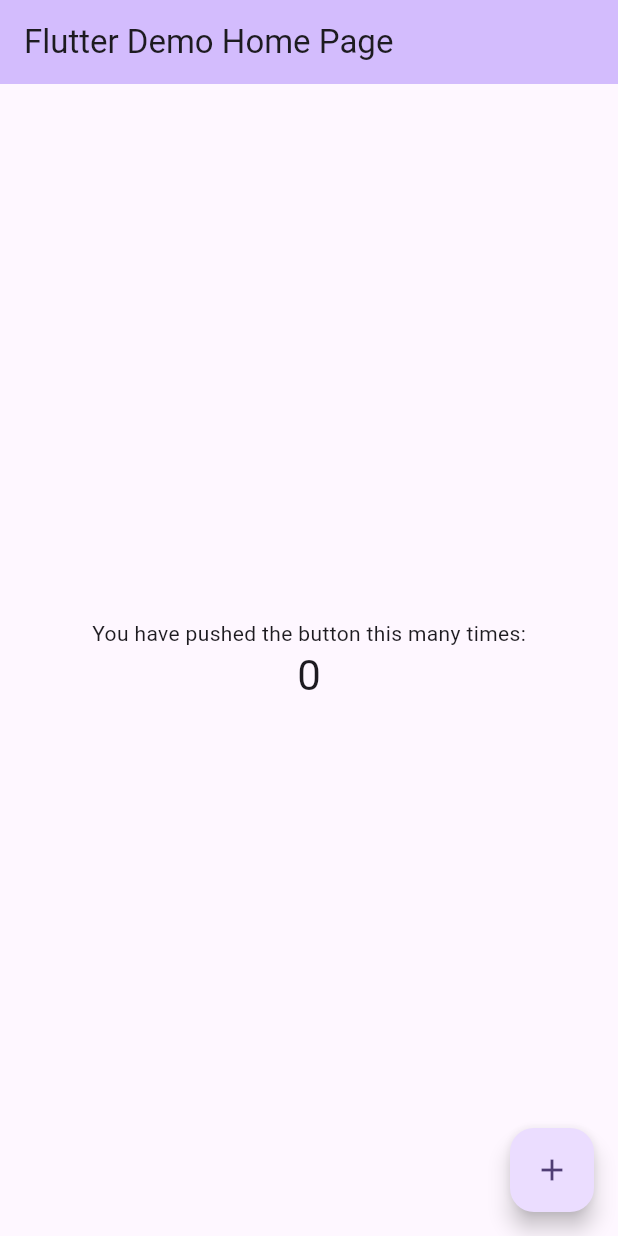
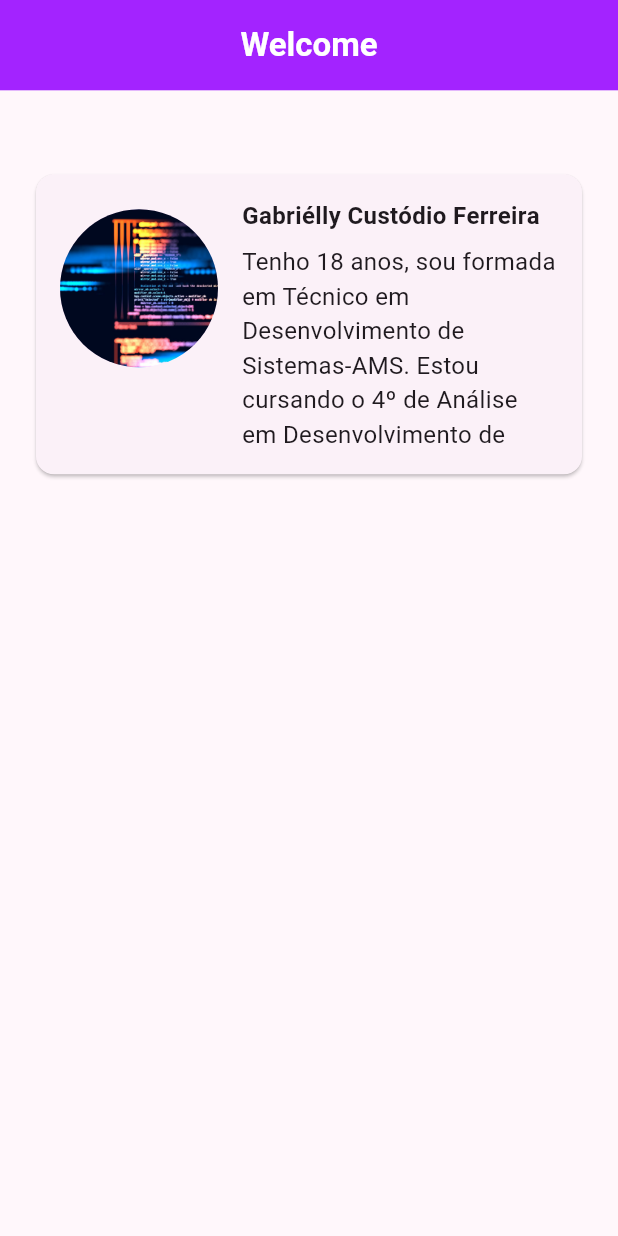
Before and after one commit to gabyferr/Portifolio, a Flutter app: the screen it shows after launch, on a phone screen of 412 x 824 dp. Run offline on Flutter 3.47's test engine with Material 2 defaults, Android fonts, the phone set to English and light mode, and no system bars; our stand-ins replace flutter_modular.

Commit message:
criação da bio.

```diff
--- /dev/null
+++ b/portifolio/lib/app/component/app_bar.dart
@@ -0,0 +1,12 @@
+import 'package:flutter/material.dart';
+
+class AppBar extends StatelessWidget {
+  const AppBar ({super.key});
+
+  @override
+  Widget build(BuildContext context) {
+    return const Scaffold(
+
+    );
+  }
+}
--- /dev/null
+++ b/portifolio/lib/app/config/app_module.dart
@@ -0,0 +1,14 @@
+import 'package:flutter_modular/flutter_modular.dart';
+import 'package:portifolio/app/module/home/home_page.dart';
+
+class AppModule extends Module {
+  @override
+  List<Bind<Object>> get binds => [
+
+      ];
+
+  @override
+  List<ModularRoute> get routes => [
+        ChildRoute('/home', child: (context, args) => const HomePage()),
+      ];
+}
--- /dev/null
+++ b/portifolio/lib/app/config/app_widget.dart
@@ -0,0 +1,35 @@
+import 'dart:ui';
+
+import 'package:flutter/material.dart';
+import 'package:flutter_modular/flutter_modular.dart';
+
+class AppWidget extends StatelessWidget {
+  const AppWidget({Key? key}) : super(key: key);
+
+  @override
+  Widget build(BuildContext context) {
+    Modular.setInitialRoute('/home');
+    return MaterialApp.router(
+      title: 'App',
+      theme: ThemeData(
+        useMaterial3: true,
+        colorSchemeSeed: const Color(0xFFC710FF),
+      ),
+      scrollBehavior: CustomScrollBehavior(),
+      debugShowCheckedModeBanner: false,
+      routeInformationParser: Modular.routeInformationParser,
+      routerDelegate: Modular.routerDelegate,
+    ); //added by extension
+  }
+}
+
+class CustomScrollBehavior extends MaterialScrollBehavior {
+  @override
+  Set<PointerDeviceKind> get dragDevices => {
+        PointerDeviceKind.touch,
+        PointerDeviceKind.mouse,
+        PointerDeviceKind.trackpad,
+        PointerDeviceKind.unknown,
+        PointerDeviceKind.stylus
+      };
+}
--- a/portifolio/lib/app/module/home/home_page.dart
+++ b/portifolio/lib/app/module/home/home_page.dart
@@ -0,0 +1,111 @@
+import 'package:flutter/material.dart';
+
+class HomePage extends StatelessWidget {
+  const HomePage({super.key});
+
+  @override
+  Widget build(BuildContext context) {
+    return Scaffold(
+      // bottomSheet:CircleAvatar(foregroundImage: AssetImage('assets/img/img_fundo.jpg')) ,
+      appBar: AppBar(
+        title: const Text(
+          "Welcome",
+          style: TextStyle(
+            color: Colors.white,
+            fontWeight: FontWeight.bold,
+          ),
+        ),
+        titleSpacing: 00.0,
+        centerTitle: true,
+        toolbarHeight: 60.2,
+        toolbarOpacity: 0.8,
+        // shape: const RoundedRectangleBorder(
+        //     borderRadius: BorderRadius.only(
+        //         bottomRight: Radius.circular(25),
+        //         bottomLeft: Radius.circular(25)),
+        //   ),
+        elevation: 0.00,
+        backgroundColor: const Color(0xFFA323FF),
+      ),
+      body: Column(
+        children: [
+          Column(
+            children: [
+              Padding(
+                padding: const EdgeInsets.only(top: 40, left: 8, right: 8),
+                child: Card(
+                  margin: const EdgeInsets.all(16.0),
+                  child: Wrap(
+                    children: [
+                      Center(
+                        child: Container(
+                          width: double.infinity,
+                          height: 200.0,
+                          padding: const EdgeInsets.all(16.0),
+                          child: LayoutBuilder(builder: (context, constraints) {
+                            final avatarSize =
+                                constraints.maxWidth > 700 ? 120.0 : 60.0;
+                            final fontSize =
+                                constraints.maxWidth > 700 ? 24.0 : 16.0;
+
+                            return SingleChildScrollView(
+                              child: Row(
+                                crossAxisAlignment: CrossAxisAlignment.start,
+                                children: [
+                                  Expanded(
+                                    flex: 1,
+                                    child: Column(
+                                      mainAxisAlignment:
+                                          MainAxisAlignment.center,
+                                      children: [
+                                        CircleAvatar(
+                                          radius: avatarSize,
+                                          backgroundImage: const AssetImage(
+                                              'assets/img/img_fundo.jpg'),
+                                        ),
+                                      ],
+                                    ),
+                                  ),
+                                  const SizedBox(width: 16.0),
+                                  Expanded(
+                                    flex: 2,
+                                    child: Column(
+                                      crossAxisAlignment:
+                                          CrossAxisAlignment.start,
+                                      children: [
+                                        Text(
+                                          "Gabriélly Custódio Ferreira",
+                                          style: TextStyle(
+                                            fontWeight: FontWeight.bold,
+                                            fontSize: fontSize,
+                                          ),
+                                        ),
+                                        const SizedBox(height: 8.0),
+                                        Text(
+                                          'Tenho 18 anos, sou formada em Técnico em Desenvolvimento de Sistemas-AMS. Estou cursando'
+                                          ' o 4º de Análise em Desenvolvimento de Sistemas-AMS na FATEC Jales. Atualmente estou estagiando como'
+                                          ' desenvolvedora na Precisão Sistemas em Jales-SP. Pretendo seguir na área de desenvolvimento mobile.',
+                                          style: TextStyle(
+                                            fontSize: fontSize,
+                                          ),
+                                        ),
+                                      ],
+                                    ),
+                                  ),
+                                ],
+                              ),
+                            );
+                          }),
+                        ),
+                      ),
+                    ],
+                  ),
+                ),
+              )
+            ],
+          ),
+        ],
+      ),
+    );
+  }
+}
--- a/portifolio/lib/main.dart
+++ b/portifolio/lib/main.dart
@@ -1,125 +1,12 @@
 import 'package:flutter/material.dart';
+import 'package:flutter_modular/flutter_modular.dart';
+import 'app/config/app_module.dart';
+import 'app/config/app_widget.dart';
 
-void main() {
-  runApp(const MyApp());
+main() async {
+  WidgetsFlutterBinding.ensureInitialized();
+  return runApp(ModularApp(
+    module: AppModule(),
+    child: const AppWidget(),
+  ));
 }
-
-class MyApp extends StatelessWidget {
-  const MyApp({super.key});
-
-  // This widget is the root of your application.
-  @override
-  Widget build(BuildContext context) {
-    return MaterialApp(
-      title: 'Flutter Demo',
-      theme: ThemeData(
-        // This is the theme of your application.
-        //
-        // TRY THIS: Try running your application with "flutter run". You'll see
-        // the application has a blue toolbar. Then, without quitting the app,
-        // try changing the seedColor in the colorScheme below to Colors.green
-        // and then invoke "hot reload" (save your changes or press the "hot
-        // reload" button in a Flutter-supported IDE, or press "r" if you used
-        // the command line to start the app).
-        //
-        // Notice that the counter didn't reset back to zero; the application
-        // state is not lost during the reload. To reset the state, use hot
-        // restart instead.
-        //
-        // This works for code too, not just values: Most code changes can be
-        // tested with just a hot reload.
-        colorScheme: ColorScheme.fromSeed(seedColor: Colors.deepPurple),
-        useMaterial3: true,
-      ),
-      home: const MyHomePage(title: 'Flutter Demo Home Page'),
-    );
-  }
-}
-
-class MyHomePage extends StatefulWidget {
-  const MyHomePage({super.key, required this.title});
-
-  // This widget is the home page of your application. It is stateful, meaning
-  // that it has a State object (defined below) that contains fields that affect
-  // how it looks.
-
-  // This class is the configuration for the state. It holds the values (in this
-  // case the title) provided by the parent (in this case the App widget) and
-  // used by the build method of the State. Fields in a Widget subclass are
-  // always marked "final".
-
-  final String title;
-
-  @override
-  State<MyHomePage> createState() => _MyHomePageState();
-}
-
-class _MyHomePageState extends State<MyHomePage> {
-  int _counter = 0;
-
-  void _incrementCounter() {
-    setState(() {
-      // This call to setState tells the Flutter framework that something has
-      // changed in this State, which causes it to rerun the build method below
-      // so that the display can reflect the updated values. If we changed
-      // _counter without calling setState(), then the build method would not be
-      // called again, and so nothing would appear to happen.
-      _counter++;
-    });
-  }
-
-  @override
-  Widget build(BuildContext context) {
-    // This method is rerun every time setState is called, for instance as done
-    // by the _incrementCounter method above.
-    //
-    // The Flutter framework has been optimized to make rerunning build methods
-    // fast, so that you can just rebuild anything that needs updating rather
-    // than having to individually change instances of widgets.
-    return Scaffold(
-      appBar: AppBar(
-        // TRY THIS: Try changing the color here to a specific color (to
-        // Colors.amber, perhaps?) and trigger a hot reload to see the AppBar
-        // change color while the other colors stay the same.
-        backgroundColor: Theme.of(context).colorScheme.inversePrimary,
-        // Here we take the value from the MyHomePage object that was created by
-        // the App.build method, and use it to set our appbar title.
-        title: Text(widget.title),
-      ),
-      body: Center(
-        // Center is a layout widget. It takes a single child and positions it
-        // in the middle of the parent.
-        child: Column(
-          // Column is also a layout widget. It takes a list of children and
-          // arranges them vertically. By default, it sizes itself to fit its
-          // children horizontally, and tries to be as tall as its parent.
-          //
-          // Column has various properties to control how it sizes itself and
-          // how it positions its children. Here we use mainAxisAlignment to
-          // center the children vertically; the main axis here is the vertical
-          // axis because Columns are vertical (the cross axis would be
-          // horizontal).
-          //
-          // TRY THIS: Invoke "debug painting" (choose the "Toggle Debug Paint"
-          // action in the IDE, or press "p" in the console), to see the
-          // wireframe for each widget.
-          mainAxisAlignment: MainAxisAlignment.center,
-          children: <Widget>[
-            const Text(
-              'You have pushed the button this many times:',
-            ),
-            Text(
-              '$_counter',
-              style: Theme.of(context).textTheme.headlineMedium,
-            ),
-          ],
-        ),
-      ),
-      floatingActionButton: FloatingActionButton(
-        onPressed: _incrementCounter,
-        tooltip: 'Increment',
-        child: const Icon(Icons.add),
-      ), // This trailing comma makes auto-formatting nicer for build methods.
-    );
-  }
-}
--- a/portifolio/pubspec.yaml
+++ b/portifolio/pubspec.yaml
@@ -30,6 +30,7 @@ environment:
 dependencies:
   flutter:
     sdk: flutter
+  flutter_modular: ^5.0.3
 
 
   # The following adds the Cupertino Icons font to your application.
@@ -59,8 +60,8 @@ flutter:
   uses-material-design: true
 
   # To add assets to your application, add an assets section, like this:
-  # assets:
-  #   - images/a_dot_burr.jpeg
+  assets:
+    - assets/img/
   #   - images/a_dot_ham.jpeg
 
   # An image asset can refer to one or more resolution-specific "variants", see
```
Also changed, not shown: portifolio/assets/img/img_fundo.jpg (added), portifolio/pubspec.lock, 1 other file.
